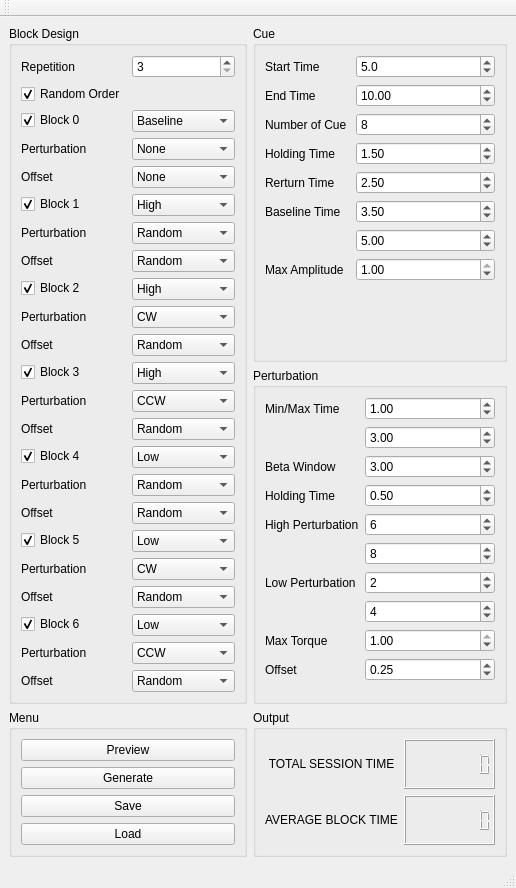
Above: gui/rigidity_experiment_main_window.ui from ThomasMartineau/Python-for-TMSiLite before the change. Below: the same form after it.
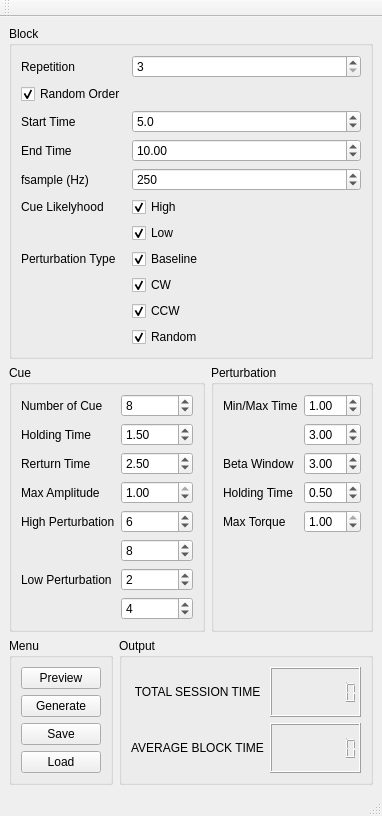
That is the form after the change.

Patch:
```diff
--- a/gui/rigidity_experiment_main_window.ui
+++ b/gui/rigidity_experiment_main_window.ui
@@ -6,8 +6,8 @@
    <rect>
     <x>0</x>
     <y>0</y>
-    <width>516</width>
-    <height>821</height>
+    <width>344</width>
+    <height>758</height>
    </rect>
   </property>
   <property name="windowTitle">
@@ -15,7 +15,100 @@
   </property>
   <widget class="QWidget" name="centralwidget">
    <layout class="QGridLayout" name="gridLayout">
-    <item row="3" column="0" rowspan="3">
+    <item row="1" column="2">
+     <widget class="QGroupBox" name="groupBox_3">
+      <property name="title">
+       <string>Perturbation</string>
+      </property>
+      <layout class="QFormLayout" name="formLayout_4">
+       <item row="0" column="0">
+        <widget class="QLabel" name="label_13">
+         <property name="text">
+          <string>Min/Max Time</string>
+         </property>
+        </widget>
+       </item>
+       <item row="0" column="1">
+        <widget class="QDoubleSpinBox" name="per_min_time">
+         <property name="singleStep">
+          <double>0.050000000000000</double>
+         </property>
+         <property name="value">
+          <double>1.000000000000000</double>
+         </property>
+        </widget>
+       </item>
+       <item row="1" column="1">
+        <widget class="QDoubleSpinBox" name="per_max_time">
+         <property name="minimum">
+          <double>0.000000000000000</double>
+         </property>
+         <property name="singleStep">
+          <double>0.050000000000000</double>
+         </property>
+         <property name="value">
+          <double>3.000000000000000</double>
+         </property>
+        </widget>
+       </item>
+       <item row="2" column="0">
+        <widget class="QLabel" name="label_3">
+         <property name="text">
+          <string>Beta Window</string>
+         </property>
+        </widget>
+       </item>
+       <item row="2" column="1">
+        <widget class="QDoubleSpinBox" name="beta_window">
+         <property name="singleStep">
+          <double>0.050000000000000</double>
+         </property>
+         <property name="value">
+          <double>3.000000000000000</double>
+         </property>
+        </widget>
+       </item>
+       <item row="3" column="0">
+        <widget class="QLabel" name="label_14">
+         <property name="text">
+          <string>Holding Time</string>
+         </property>
+        </widget>
+       </item>
+       <item row="3" column="1">
+        <widget class="QDoubleSpinBox" name="per_holding_time">
+         <property name="singleStep">
+          <double>0.050000000000000</double>
+         </property>
+         <property name="value">
+          <double>0.500000000000000</double>
+         </property>
+        </widget>
+       </item>
+       <item row="4" column="1">
+        <widget class="QDoubleSpinBox" name="torque">
+         <property name="maximum">
+          <double>1.000000000000000</double>
+         </property>
+         <property name="singleStep">
+          <double>0.050000000000000</double>
+         </property>
+         <property name="value">
+          <double>1.000000000000000</double>
+         </property>
+        </widget>
+       </item>
+       <item row="4" column="0">
+        <widget class="QLabel" name="label_17">
+         <property name="text">
+          <string>Max Torque</string>
+         </property>
+        </widget>
+       </item>
+      </layout>
+     </widget>
+    </item>
+    <item row="2" column="0">
      <widget class="QGroupBox" name="groupBox_5">
       <property name="title">
        <string>Menu</string>
@@ -52,7 +145,7 @@
       </layout>
      </widget>
     </item>
-    <item row="3" column="2" rowspan="3">
+    <item row="2" column="1" colspan="2">
      <widget class="QGroupBox" name="groupBox_4">
       <property name="title">
        <string>Output </string>
@@ -95,7 +188,171 @@
       </layout>
      </widget>
     </item>
-    <item row="0" column="2">
+    <item row="0" column="0" colspan="3">
+     <widget class="QGroupBox" name="groupBox_7">
+      <property name="title">
+       <string>Block</string>
+      </property>
+      <layout class="QFormLayout" name="formLayout_2">
+       <item row="0" column="0">
+        <widget class="QLabel" name="label">
+         <property name="text">
+          <string>Repetition</string>
+         </property>
+        </widget>
+       </item>
+       <item row="0" column="1">
+        <widget class="QSpinBox" name="repetition">
+         <property name="minimum">
+          <number>3</number>
+         </property>
+        </widget>
+       </item>
+       <item row="1" column="0">
+        <widget class="QCheckBox" name="shuffle_block">
+         <property name="text">
+          <string>Random Order</string>
+         </property>
+         <property name="checked">
+          <bool>true</bool>
+         </property>
+        </widget>
+       </item>
+       <item row="2" column="0">
+        <widget class="QLabel" name="label_5">
+         <property name="text">
+          <string>Start Time</string>
+         </property>
+        </widget>
+       </item>
+       <item row="2" column="1">
+        <widget class="QDoubleSpinBox" name="start_time">
+         <property name="decimals">
+          <number>1</number>
+         </property>
+         <property name="singleStep">
+          <double>0.500000000000000</double>
+         </property>
+         <property name="value">
+          <double>5.000000000000000</double>
+         </property>
+        </widget>
+       </item>
+       <item row="3" column="0">
+        <widget class="QLabel" name="label_32">
+         <property name="text">
+          <string>End Time</string>
+         </property>
+        </widget>
+       </item>
+       <item row="3" column="1">
+        <widget class="QDoubleSpinBox" name="end_time">
+         <property name="singleStep">
+          <double>0.500000000000000</double>
+         </property>
+         <property name="value">
+          <double>10.000000000000000</double>
+         </property>
+        </widget>
+       </item>
+       <item row="4" column="0">
+        <widget class="QLabel" name="label_2">
+         <property name="text">
+          <string>fsample (Hz)</string>
+         </property>
+        </widget>
+       </item>
+       <item row="4" column="1">
+        <widget class="QSpinBox" name="fsample">
+         <property name="minimum">
+          <number>10</number>
+         </property>
+         <property name="maximum">
+          <number>500</number>
+         </property>
+         <property name="value">
+          <number>250</number>
+         </property>
+        </widget>
+       </item>
+       <item row="5" column="0">
+        <widget class="QLabel" name="label_4">
+         <property name="text">
+          <string>Cue Likelyhood</string>
+         </property>
+        </widget>
+       </item>
+       <item row="5" column="1">
+        <widget class="QCheckBox" name="High">
+         <property name="text">
+          <string>High</string>
+         </property>
+         <property name="checked">
+          <bool>true</bool>
+         </property>
+        </widget>
+       </item>
+       <item row="7" column="0">
+        <widget class="QLabel" name="label_6">
+         <property name="text">
+          <string>Perturbation Type</string>
+         </property>
+        </widget>
+       </item>
+       <item row="7" column="1">
+        <widget class="QCheckBox" name="Baseline">
+         <property name="text">
+          <string>Baseline</string>
+         </property>
+         <property name="checked">
+          <bool>true</bool>
+         </property>
+        </widget>
+       </item>
+       <item row="8" column="1">
+        <widget class="QCheckBox" name="CW">
+         <property name="text">
+          <string>CW</string>
+         </property>
+         <property name="checked">
+          <bool>true</bool>
+         </property>
+        </widget>
+       </item>
+       <item row="9" column="1">
+        <widget class="QCheckBox" name="CCW">
+         <property name="text">
+          <string>CCW</string>
+         </property>
+         <property name="checked">
+          <bool>true</bool>
+         </property>
+        </widget>
+       </item>
+       <item row="10" column="1">
+        <widget class="QCheckBox" name="UNS">
+         <property name="text">
+          <string>Random</string>
+         </property>
+         <property name="checked">
+          <bool>true</bool>
+         </property>
+        </widget>
+       </item>
+       <item row="6" column="1">
+        <widget class="QCheckBox" name="Low">
+         <property name="text">
+          <string>Low</string>
+         </property>
+         <property name="checked">
+          <bool>true</bool>
+         </property>
+        </widget>
+       </item>
+      </layout>
+     </widget>
+    </item>
+    <item row="1" column="0" colspan="2">
      <widget class="QGroupBox" name="groupBox_2">
       <property name="title">
        <string>Cue</string>
@@ -162,40 +419,13 @@
         </widget>
        </item>
        <item row="5" column="0">
-        <widget class="QLabel" name="label_12">
-         <property name="text">
-          <string>Baseline Time</string>
-         </property>
-        </widget>
-       </item>
-       <item row="5" column="1">
-        <widget class="QDoubleSpinBox" name="cue_min_time">
-         <property name="singleStep">
-          <double>0.250000000000000</double>
-         </property>
-         <property name="value">
-          <double>3.500000000000000</double>
-         </property>
-        </widget>
-       </item>
-       <item row="6" column="1">
-        <widget class="QDoubleSpinBox" name="cue_max_time">
-         <property name="singleStep">
-          <double>0.250000000000000</double>
-         </property>
-         <property name="value">
-          <double>5.000000000000000</double>
-         </property>
-        </widget>
-       </item>
-       <item row="7" column="0">
         <widget class="QLabel" name="label_20">
          <property name="text">
           <string>Max Amplitude</string>
          </property>
         </widget>
        </item>
-       <item row="7" column="1">
+       <item row="5" column="1">
         <widget class="QDoubleSpinBox" name="max_amplitude">
          <property name="maximum">
           <double>1.000000000000000</double>
@@ -215,805 +445,45 @@
          </property>
         </widget>
        </item>
-       <item row="0" column="1">
-        <widget class="QDoubleSpinBox" name="start_time">
-         <property name="decimals">
-          <number>1</number>
-         </property>
-         <property name="singleStep">
-          <double>0.500000000000000</double>
-         </property>
-         <property name="value">
-          <double>5.000000000000000</double>
-         </property>
-        </widget>
-       </item>
-       <item row="0" column="0">
-        <widget class="QLabel" name="label_5">
-         <property name="text">
-          <string>Start Time</string>
-         </property>
-        </widget>
-       </item>
-       <item row="1" column="0">
-        <widget class="QLabel" name="label_32">
-         <property name="text">
-          <string>End Time</string>
-         </property>
-        </widget>
-       </item>
-       <item row="1" column="1">
-        <widget class="QDoubleSpinBox" name="end_time">
-         <property name="singleStep">
-          <double>0.500000000000000</double>
-         </property>
-         <property name="value">
-          <double>10.000000000000000</double>
-         </property>
-        </widget>
-       </item>
-      </layout>
-     </widget>
-    </item>
-    <item row="1" column="2">
-     <widget class="QGroupBox" name="groupBox_3">
-      <property name="title">
-       <string>Perturbation</string>
-      </property>
-      <layout class="QFormLayout" name="formLayout_4">
-       <item row="0" column="0">
-        <widget class="QLabel" name="label_13">
-         <property name="text">
-          <string>Min/Max Time</string>
-         </property>
-        </widget>
-       </item>
-       <item row="0" column="1">
-        <widget class="QDoubleSpinBox" name="per_min_time">
-         <property name="singleStep">
-          <double>0.050000000000000</double>
-         </property>
-         <property name="value">
-          <double>1.000000000000000</double>
-         </property>
-        </widget>
-       </item>
-       <item row="1" column="1">
-        <widget class="QDoubleSpinBox" name="per_max_time">
-         <property name="minimum">
-          <double>0.000000000000000</double>
-         </property>
-         <property name="singleStep">
-          <double>0.050000000000000</double>
-         </property>
-         <property name="value">
-          <double>3.000000000000000</double>
-         </property>
-        </widget>
-       </item>
-       <item row="2" column="0">
-        <widget class="QLabel" name="label_3">
-         <property name="text">
-          <string>Beta Window</string>
-         </property>
-        </widget>
-       </item>
-       <item row="2" column="1">
-        <widget class="QDoubleSpinBox" name="beta_window">
-         <property name="singleStep">
-          <double>0.050000000000000</double>
-         </property>
-         <property name="value">
-          <double>3.000000000000000</double>
-         </property>
-        </widget>
-       </item>
-       <item row="3" column="0">
-        <widget class="QLabel" name="label_14">
-         <property name="text">
-          <string>Holding Time</string>
-         </property>
-        </widget>
-       </item>
-       <item row="3" column="1">
-        <widget class="QDoubleSpinBox" name="per_holding_time">
-         <property name="singleStep">
-          <double>0.050000000000000</double>
-         </property>
-         <property name="value">
-          <double>0.500000000000000</double>
-         </property>
-        </widget>
-       </item>
-       <item row="4" column="0">
+       <item row="7" column="0">
         <widget class="QLabel" name="label_15">
          <property name="text">
           <string>High Perturbation</string>
          </property>
         </widget>
        </item>
-       <item row="4" column="1">
+       <item row="7" column="1">
         <widget class="QSpinBox" name="high_perturbation_min_number">
          <property name="value">
           <number>6</number>
          </property>
         </widget>
        </item>
-       <item row="5" column="1">
+       <item row="8" column="1">
         <widget class="QSpinBox" name="high_perturbation_max_number">
          <property name="value">
           <number>8</number>
          </property>
         </widget>
        </item>
-       <item row="6" column="0">
+       <item row="9" column="0">
         <widget class="QLabel" name="label_18">
          <property name="text">
           <string>Low Perturbation</string>
          </property>
         </widget>
        </item>
-       <item row="6" column="1">
+       <item row="9" column="1">
         <widget class="QSpinBox" name="low_perturbation_min_number">
          <property name="value">
           <number>2</number>
          </property>
         </widget>
        </item>
-       <item row="7" column="1">
+       <item row="10" column="1">
         <widget class="QSpinBox" name="low_perturbation_max_number">
          <property name="value">
           <number>4</number>
-         </property>
-        </widget>
-       </item>
-       <item row="8" column="0">
-        <widget class="QLabel" name="label_17">
-         <property name="text">
-          <string>Max Torque</string>
-         </property>
-        </widget>
-       </item>
-       <item row="8" column="1">
-        <widget class="QDoubleSpinBox" name="torque">
-         <property name="maximum">
-          <double>1.000000000000000</double>
-         </property>
-         <property name="singleStep">
-          <double>0.050000000000000</double>
-         </property>
-         <property name="value">
-          <double>1.000000000000000</double>
-         </property>
-        </widget>
-       </item>
-       <item row="9" column="0">
-        <widget class="QLabel" name="label_21">
-         <property name="text">
-          <string>Offset</string>
-         </property>
-        </widget>
-       </item>
-       <item row="9" column="1">
-        <widget class="QDoubleSpinBox" name="offset">
-         <property name="maximum">
-          <double>1.000000000000000</double>
-         </property>
-         <property name="singleStep">
-          <double>0.050000000000000</double>
-         </property>
-         <property name="value">
-          <double>0.250000000000000</double>
-         </property>
-        </widget>
-       </item>
-      </layout>
-     </widget>
-    </item>
-    <item row="0" column="0" rowspan="2">
-     <widget class="QGroupBox" name="groupBox_7">
-      <property name="title">
-       <string>Block Design</string>
-      </property>
-      <layout class="QFormLayout" name="formLayout_2">
-       <item row="2" column="0">
-        <widget class="QCheckBox" name="block_0">
-         <property name="text">
-          <string>Block 0</string>
-         </property>
-         <property name="checked">
-          <bool>true</bool>
-         </property>
-        </widget>
-       </item>
-       <item row="2" column="1">
-        <widget class="QComboBox" name="type_0">
-         <item>
-          <property name="text">
-           <string>Baseline</string>
-          </property>
-         </item>
-         <item>
-          <property name="text">
-           <string>High</string>
-          </property>
-         </item>
-         <item>
-          <property name="text">
-           <string>Low</string>
-          </property>
-         </item>
-        </widget>
-       </item>
-       <item row="3" column="0">
-        <widget class="QLabel" name="label_2">
-         <property name="text">
-          <string>Perturbation</string>
-         </property>
-        </widget>
-       </item>
-       <item row="3" column="1">
-        <widget class="QComboBox" name="per_0">
-         <item>
-          <property name="text">
-           <string>None</string>
-          </property>
-         </item>
-        </widget>
-       </item>
-       <item row="4" column="0">
-        <widget class="QLabel" name="label_25">
-         <property name="text">
-          <string>Offset</string>
-         </property>
-        </widget>
-       </item>
-       <item row="4" column="1">
-        <widget class="QComboBox" name="offset_0">
-         <item>
-          <property name="text">
-           <string>None</string>
-          </property>
-         </item>
-        </widget>
-       </item>
-       <item row="5" column="0">
-        <widget class="QCheckBox" name="block_1">
-         <property name="text">
-          <string>Block 1</string>
-         </property>
-         <property name="checked">
-          <bool>true</bool>
-         </property>
-        </widget>
-       </item>
-       <item row="5" column="1">
-        <widget class="QComboBox" name="type_1">
-         <item>
-          <property name="text">
-           <string>High</string>
-          </property>
-         </item>
-         <item>
-          <property name="text">
-           <string>Baseline</string>
-          </property>
-         </item>
-         <item>
-          <property name="text">
-           <string>Low</string>
-          </property>
-         </item>
-        </widget>
-       </item>
-       <item row="6" column="0">
-        <widget class="QLabel" name="label_4">
-         <property name="text">
-          <string>Perturbation</string>
-         </property>
-        </widget>
-       </item>
-       <item row="6" column="1">
-        <widget class="QComboBox" name="per_1">
-         <item>
-          <property name="text">
-           <string>Random</string>
-          </property>
-         </item>
-         <item>
-          <property name="text">
-           <string>CW</string>
-          </property>
-         </item>
-         <item>
-          <property name="text">
-           <string>CCW</string>
-          </property>
-         </item>
-        </widget>
-       </item>
-       <item row="7" column="1">
-        <widget class="QComboBox" name="offset_1">
-         <item>
-          <property name="text">
-           <string>Random</string>
-          </property>
-         </item>
-         <item>
-          <property name="text">
-           <string>CW</string>
-          </property>
-         </item>
-         <item>
-          <property name="text">
-           <string>CCW</string>
-          </property>
-         </item>
-         <item>
-          <property name="text">
-           <string>None</string>
-          </property>
-         </item>
-        </widget>
-       </item>
-       <item row="8" column="0">
-        <widget class="QCheckBox" name="block_2">
-         <property name="text">
-          <string>Block 2</string>
-         </property>
-         <property name="checked">
-          <bool>true</bool>
-         </property>
-        </widget>
-       </item>
-       <item row="8" column="1">
-        <widget class="QComboBox" name="type_2">
-         <item>
-          <property name="text">
-           <string>High</string>
-          </property>
-         </item>
-         <item>
-          <property name="text">
-           <string>Baseline</string>
-          </property>
-         </item>
-         <item>
-          <property name="text">
-           <string>Low</string>
-          </property>
-         </item>
-        </widget>
-       </item>
-       <item row="9" column="0">
-        <widget class="QLabel" name="label_6">
-         <property name="text">
-          <string>Perturbation</string>
-         </property>
-        </widget>
-       </item>
-       <item row="9" column="1">
-        <widget class="QComboBox" name="per_2">
-         <item>
-          <property name="text">
-           <string>CW</string>
-          </property>
-         </item>
-         <item>
-          <property name="text">
-           <string>Random</string>
-          </property>
-         </item>
-         <item>
-          <property name="text">
-           <string>CCW</string>
-          </property>
-         </item>
-        </widget>
-       </item>
-       <item row="10" column="1">
-        <widget class="QComboBox" name="offset_2">
-         <item>
-          <property name="text">
-           <string>Random</string>
-          </property>
-         </item>
-         <item>
-          <property name="text">
-           <string>CW</string>
-          </property>
-         </item>
-         <item>
-          <property name="text">
-           <string>CCW</string>
-          </property>
-         </item>
-         <item>
-          <property name="text">
-           <string>None</string>
-          </property>
-         </item>
-        </widget>
-       </item>
-       <item row="11" column="0">
-        <widget class="QCheckBox" name="block_3">
-         <property name="text">
-          <string>Block 3</string>
-         </property>
-         <property name="checked">
-          <bool>true</bool>
-         </property>
-        </widget>
-       </item>
-       <item row="11" column="1">
-        <widget class="QComboBox" name="type_3">
-         <item>
-          <property name="text">
-           <string>High</string>
-          </property>
-         </item>
-         <item>
-          <property name="text">
-           <string>Baseline</string>
-          </property>
-         </item>
-         <item>
-          <property name="text">
-           <string>Low</string>
-          </property>
-         </item>
-        </widget>
-       </item>
-       <item row="12" column="0">
-        <widget class="QLabel" name="label_7">
-         <property name="text">
-          <string>Perturbation</string>
-         </property>
-        </widget>
-       </item>
-       <item row="12" column="1">
-        <widget class="QComboBox" name="per_3">
-         <item>
-          <property name="text">
-           <string>CCW</string>
-          </property>
-         </item>
-         <item>
-          <property name="text">
-           <string>Random</string>
-          </property>
-         </item>
-         <item>
-          <property name="text">
-           <string>CW</string>
-          </property>
-         </item>
-        </widget>
-       </item>
-       <item row="13" column="1">
-        <widget class="QComboBox" name="offset_3">
-         <item>
-          <property name="text">
-           <string>Random</string>
-          </property>
-         </item>
-         <item>
-          <property name="text">
-           <string>CW</string>
-          </property>
-         </item>
-         <item>
-          <property name="text">
-           <string>CCW</string>
-          </property>
-         </item>
-         <item>
-          <property name="text">
-           <string>None</string>
-          </property>
-         </item>
-        </widget>
-       </item>
-       <item row="14" column="0">
-        <widget class="QCheckBox" name="block_4">
-         <property name="text">
-          <string>Block 4</string>
-         </property>
-         <property name="checked">
-          <bool>true</bool>
-         </property>
-        </widget>
-       </item>
-       <item row="14" column="1">
-        <widget class="QComboBox" name="type_4">
-         <item>
-          <property name="text">
-           <string>Low</string>
-          </property>
-         </item>
-         <item>
-          <property name="text">
-           <string>High</string>
-          </property>
-         </item>
-         <item>
-          <property name="text">
-           <string>Baseline</string>
-          </property>
-         </item>
-        </widget>
-       </item>
-       <item row="15" column="0">
-        <widget class="QLabel" name="label_11">
-         <property name="text">
-          <string>Perturbation</string>
-         </property>
-        </widget>
-       </item>
-       <item row="15" column="1">
-        <widget class="QComboBox" name="per_4">
-         <item>
-          <property name="text">
-           <string>Random</string>
-          </property>
-         </item>
-         <item>
-          <property name="text">
-           <string>CW</string>
-          </property>
-         </item>
-         <item>
-          <property name="text">
-           <string>CCW</string>
-          </property>
-         </item>
-        </widget>
-       </item>
-       <item row="16" column="1">
-        <widget class="QComboBox" name="offset_4">
-         <item>
-          <property name="text">
-           <string>Random</string>
-          </property>
-         </item>
-         <item>
-          <property name="text">
-           <string>CW</string>
-          </property>
-         </item>
-         <item>
-          <property name="text">
-           <string>CCW</string>
-          </property>
-         </item>
-         <item>
-          <property name="text">
-           <string>None</string>
-          </property>
-         </item>
-        </widget>
-       </item>
-       <item row="17" column="0">
-        <widget class="QCheckBox" name="block_5">
-         <property name="text">
-          <string>Block 5</string>
-         </property>
-         <property name="checked">
-          <bool>true</bool>
-         </property>
-        </widget>
-       </item>
-       <item row="17" column="1">
-        <widget class="QComboBox" name="type_5">
-         <item>
-          <property name="text">
-           <string>Low</string>
-          </property>
-         </item>
-         <item>
-          <property name="text">
-           <string>High</string>
-          </property>
-         </item>
-         <item>
-          <property name="text">
-           <string>Baseline</string>
-          </property>
-         </item>
-        </widget>
-       </item>
-       <item row="18" column="0">
-        <widget class="QLabel" name="label_23">
-         <property name="text">
-          <string>Perturbation</string>
-         </property>
-        </widget>
-       </item>
-       <item row="18" column="1">
-        <widget class="QComboBox" name="per_5">
-         <item>
-          <property name="text">
-           <string>CW</string>
-          </property>
-         </item>
-         <item>
-          <property name="text">
-           <string>Random</string>
-          </property>
-         </item>
-         <item>
-          <property name="text">
-           <string>CCW</string>
-          </property>
-         </item>
-        </widget>
-       </item>
-       <item row="19" column="1">
-        <widget class="QComboBox" name="offset_5">
-         <item>
-          <property name="text">
-           <string>Random</string>
-          </property>
-         </item>
-         <item>
-          <property name="text">
-           <string>CW</string>
-          </property>
-         </item>
-         <item>
-          <property name="text">
-           <string>CCW</string>
-          </property>
-         </item>
-         <item>
-          <property name="text">
-           <string>None</string>
-          </property>
-         </item>
-        </widget>
-       </item>
-       <item row="20" column="0">
-        <widget class="QCheckBox" name="block_6">
-         <property name="text">
-          <string>Block 6</string>
-         </property>
-         <property name="checked">
-          <bool>true</bool>
-         </property>
-        </widget>
-       </item>
-       <item row="20" column="1">
-        <widget class="QComboBox" name="type_6">
-         <item>
-          <property name="text">
-           <string>Low</string>
-          </property>
-         </item>
-         <item>
-          <property name="text">
-           <string>High</string>
-          </property>
-         </item>
-         <item>
-          <property name="text">
-           <string>Baseline</string>
-          </property>
-         </item>
-        </widget>
-       </item>
-       <item row="21" column="0">
-        <widget class="QLabel" name="label_24">
-         <property name="text">
-          <string>Perturbation</string>
-         </property>
-        </widget>
-       </item>
-       <item row="21" column="1">
-        <widget class="QComboBox" name="per_6">
-         <item>
-          <property name="text">
-           <string>CCW</string>
-          </property>
-         </item>
-         <item>
-          <property name="text">
-           <string>Random</string>
-          </property>
-         </item>
-         <item>
-          <property name="text">
-           <string>CW</string>
-          </property>
-         </item>
-        </widget>
-       </item>
-       <item row="22" column="1">
-        <widget class="QComboBox" name="offset_6">
-         <item>
-          <property name="text">
-           <string>Random</string>
-          </property>
-         </item>
-         <item>
-          <property name="text">
-           <string>CW</string>
-          </property>
-         </item>
-         <item>
-          <property name="text">
-           <string>CCW</string>
-          </property>
-         </item>
-         <item>
-          <property name="text">
-           <string>None</string>
-          </property>
-         </item>
-        </widget>
-       </item>
-       <item row="7" column="0">
-        <widget class="QLabel" name="label_26">
-         <property name="text">
-          <string>Offset</string>
-         </property>
-        </widget>
-       </item>
-       <item row="10" column="0">
-        <widget class="QLabel" name="label_27">
-         <property name="text">
-          <string>Offset</string>
-         </property>
-        </widget>
-       </item>
-       <item row="13" column="0">
-        <widget class="QLabel" name="label_28">
-         <property name="text">
-          <string>Offset</string>
-         </property>
-        </widget>
-       </item>
-       <item row="16" column="0">
-        <widget class="QLabel" name="label_29">
-         <property name="text">
-          <string>Offset</string>
-         </property>
-        </widget>
-       </item>
-       <item row="19" column="0">
-        <widget class="QLabel" name="label_30">
-         <property name="text">
-          <string>Offset</string>
-         </property>
-        </widget>
-       </item>
-       <item row="22" column="0">
-        <widget class="QLabel" name="label_31">
-         <property name="text">
-          <string>Offset</string>
-         </property>
-        </widget>
-       </item>
-       <item row="0" column="0">
-        <widget class="QLabel" name="label">
-         <property name="text">
-          <string>Repetition</string>
-         </property>
-        </widget>
-       </item>
-       <item row="0" column="1">
-        <widget class="QSpinBox" name="repetition">
-         <property name="minimum">
-          <number>3</number>
-         </property>
-        </widget>
-       </item>
-       <item row="1" column="0">
-        <widget class="QCheckBox" name="shuffle_block">
-         <property name="text">
-          <string>Random Order</string>
-         </property>
-         <property name="checked">
-          <bool>true</bool>
          </property>
         </widget>
        </item>
```
